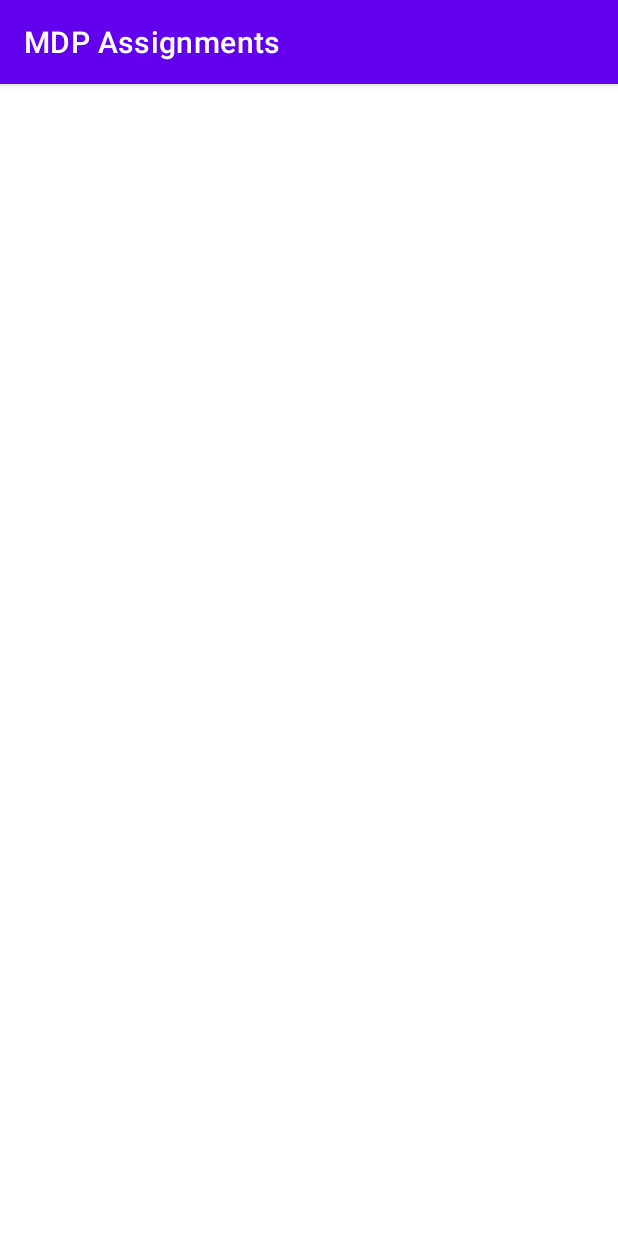
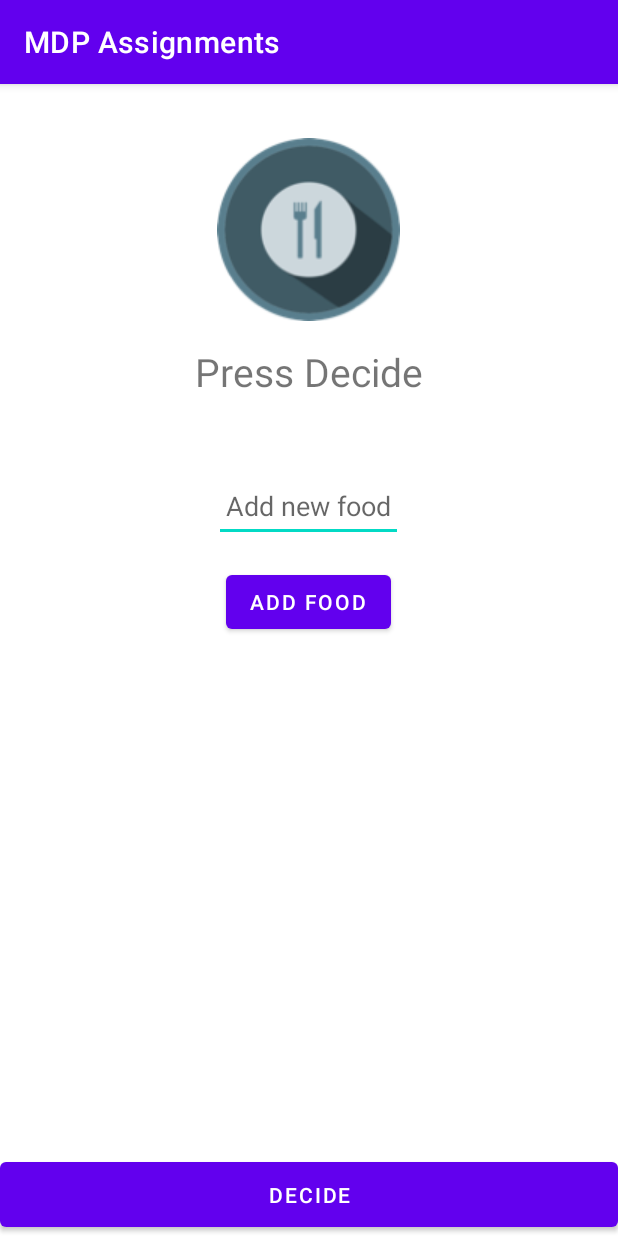
Before and after one commit to sujan-lama/MAD-Assignments, an Android app: the screen it shows after launch (MainActivity), on a phone screen of 412 x 824 dp. Run offline under Robolectric (Android 15) with nearby library versions, the phone set to English and light mode, and no system bars.

Commit message:
* base class rebase

```diff
--- a/app/src/main/java/com/miu/mdp/MainActivity.kt
+++ b/app/src/main/java/com/miu/mdp/MainActivity.kt
@@ -1,12 +1,32 @@
 package com.miu.mdp
 
 import android.os.Bundle
+import android.widget.Toast
 import androidx.appcompat.app.AppCompatActivity
+import kotlinx.android.synthetic.main.activity_main.*
 
 class MainActivity : AppCompatActivity() {
+
+    private val foodList = arrayListOf("Hamburger", "Pizza", "Mexican", "American", "Chinese")
 
     override fun onCreate(savedInstanceState: Bundle?) {
         super.onCreate(savedInstanceState)
         setContentView(R.layout.activity_main)
+        addFoodBtn.setOnClickListener {
+            if (addNewFoodEditText.text.isEmpty()) {
+                Toast.makeText(this, "Please enter a food", Toast.LENGTH_SHORT).show()
+                return@setOnClickListener
+            }
+            val newFood = addNewFoodEditText.text.toString()
+            foodList.add(newFood)
+            addNewFoodEditText.text.clear()
+            println(foodList)
+            Toast.makeText(this, "Added $newFood", Toast.LENGTH_SHORT).show()
+        }
+        decideBtn.setOnClickListener {
+            val random = java.util.Random()
+            val randomFood = random.nextInt(foodList.count())
+            dinnerText.text = foodList[randomFood]
+        }
     }
 }
--- a/app/src/main/res/layout/activity_main.xml
+++ b/app/src/main/res/layout/activity_main.xml
@@ -3,7 +3,52 @@
     xmlns:tools="http://schemas.android.com/tools"
     android:layout_width="match_parent"
     android:layout_height="match_parent"
+    android:gravity="center_horizontal"
     android:orientation="vertical"
     tools:context=".MainActivity">
 
+    <ImageView
+        android:id="@+id/image"
+        android:layout_width="wrap_content"
+        android:layout_height="wrap_content"
+        android:layout_marginTop="36dp"
+        android:src="@drawable/dd_logo" />
+
+    <TextView
+        android:id="@+id/dinnerText"
+        android:layout_width="wrap_content"
+        android:layout_height="wrap_content"
+        android:layout_marginTop="16dp"
+        android:textSize="26sp"
+        android:text="Press Decide" />
+
+
+    <EditText
+        android:id="@+id/addNewFoodEditText"
+        android:layout_width="wrap_content"
+        android:layout_height="wrap_content"
+        android:layout_marginTop="48dp"
+        android:hint="Add new food"
+        android:minHeight="48dp"
+        android:padding="8dp" />
+
+    <Button
+        android:id="@+id/addFoodBtn"
+        android:layout_width="wrap_content"
+        android:layout_height="wrap_content"
+        android:layout_marginTop="16dp"
+        android:text="Add Food" />
+
+    <Space
+        android:layout_width="wrap_content"
+        android:layout_height="wrap_content"
+        android:layout_weight="1" />
+
+    <Button
+        android:id="@+id/decideBtn"
+        android:layout_width="match_parent"
+        android:layout_height="wrap_content"
+        android:layout_marginTop="16dp"
+        android:padding="12dp"
+        android:text="Decide" />
 </LinearLayout>
```
Also changed, not shown: app/src/main/res/drawable/dd_logo.png (added), 1 other file.
